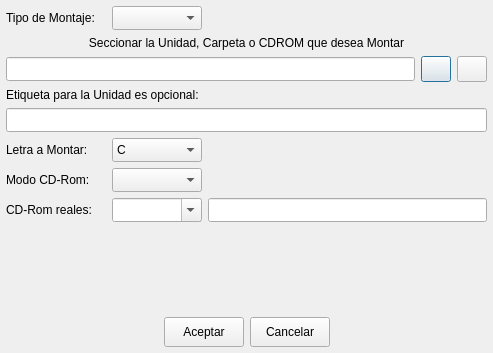
Before: the Qt Designer form ui/addedit_montajes.ui in Monthy/gr-lida, drawn with Qt 5.
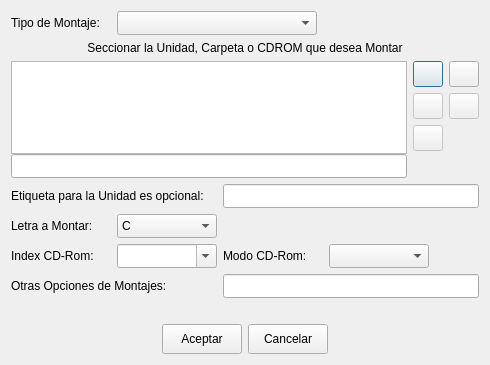
After: the same form once the commit is applied. Icons and pictures are not drawn.

Commit message: Actualizando y añadiendo los nuevos UI: - Nuevo: multimedia.ui donde reproducirá videos y música del juego. - Nuevo: addedit_dosbox.ui separando las distintas partes del addedit_juego.ui para hacerlo mas modular. - Nuevo: addedit_scummvm.ui separando las distintas partes del addedit_juego.ui para hacerlo mas modular. - Nuevo: ruleta.ui donde mostrara los discos o ruletas de protección del juego. - El resto actualiza pequeñas cosas como es el tamaño de la ventana, orden del index, o los layout.

The edit to the form file:
```diff
--- a/ui/addedit_montajes.ui
+++ b/ui/addedit_montajes.ui
@@ -5,8 +5,8 @@
    <rect>
     <x>0</x>
     <y>0</y>
-    <width>493</width>
-    <height>353</height>
+    <width>490</width>
+    <height>365</height>
    </rect>
   </property>
   <property name="windowTitle" >
@@ -16,12 +16,9 @@
    <iconset resource="../res/grlida.qrc" >
     <normaloff>:/img16/grlida.png</normaloff>:/img16/grlida.png</iconset>
   </property>
-  <layout class="QVBoxLayout" >
-   <property name="margin" >
-    <number>6</number>
-   </property>
+  <layout class="QVBoxLayout" name="verticalLayout_2" >
    <item>
-    <layout class="QHBoxLayout" >
+    <layout class="QHBoxLayout" name="hLayout_2" >
      <item>
       <widget class="QLabel" name="lb_Montaje_3" >
        <property name="minimumSize" >
@@ -39,14 +36,14 @@
       <widget class="QComboBox" name="cbxMontaje_type_drive" >
        <property name="minimumSize" >
         <size>
-         <width>90</width>
+         <width>200</width>
          <height>24</height>
         </size>
        </property>
       </widget>
      </item>
      <item>
-      <spacer>
+      <spacer name="hSpacer_3" >
        <property name="orientation" >
         <enum>Qt::Horizontal</enum>
        </property>
@@ -71,13 +68,22 @@
     </widget>
    </item>
    <item>
-    <layout class="QHBoxLayout" >
+    <layout class="QGridLayout" name="gridLayout_2" >
+     <item rowspan="4" row="0" column="0" >
+      <layout class="QVBoxLayout" name="verticalLayout" >
      <property name="spacing" >
-      <number>6</number>
-     </property>
-     <property name="margin" >
       <number>0</number>
      </property>
+       <item>
+        <widget class="QListWidget" name="lw_MultiIso" >
+         <property name="minimumSize" >
+          <size>
+           <width>0</width>
+           <height>70</height>
+          </size>
+         </property>
+        </widget>
+       </item>
      <item>
       <widget class="QLineEdit" name="txtMontaje_path" >
        <property name="minimumSize" >
@@ -89,6 +95,21 @@
       </widget>
      </item>
      <item>
+        <spacer name="verticalSpacer_2" >
+         <property name="orientation" >
+          <enum>Qt::Vertical</enum>
+         </property>
+         <property name="sizeHint" stdset="0" >
+          <size>
+           <width>20</width>
+           <height>10</height>
+          </size>
+         </property>
+        </spacer>
+       </item>
+      </layout>
+     </item>
+     <item row="0" column="1" >
       <widget class="QPushButton" name="btnDirFile" >
        <property name="minimumSize" >
         <size>
@@ -111,7 +132,7 @@
        </property>
       </widget>
      </item>
-     <item>
+     <item row="0" column="2" >
       <widget class="QPushButton" name="btnClearDirFile" >
        <property name="minimumSize" >
         <size>
@@ -134,16 +155,112 @@
        </property>
       </widget>
      </item>
+     <item row="1" column="1" >
+      <widget class="QPushButton" name="btnSubirIso" >
+       <property name="enabled" >
+        <bool>false</bool>
+       </property>
+       <property name="minimumSize" >
+        <size>
+         <width>30</width>
+         <height>26</height>
+        </size>
+       </property>
+       <property name="maximumSize" >
+        <size>
+         <width>30</width>
+         <height>26</height>
+        </size>
+       </property>
+       <property name="text" >
+        <string/>
+       </property>
+       <property name="icon" >
+        <iconset resource="../res/grlida.qrc" >
+         <normaloff>:/img16/go-up.png</normaloff>:/img16/go-up.png</iconset>
+       </property>
+      </widget>
+     </item>
+     <item row="1" column="2" >
+      <widget class="QPushButton" name="btnDeleteIso" >
+       <property name="enabled" >
+        <bool>false</bool>
+       </property>
+       <property name="minimumSize" >
+        <size>
+         <width>30</width>
+         <height>26</height>
+        </size>
+       </property>
+       <property name="maximumSize" >
+        <size>
+         <width>30</width>
+         <height>26</height>
+        </size>
+       </property>
+       <property name="text" >
+        <string/>
+       </property>
+       <property name="icon" >
+        <iconset resource="../res/grlida.qrc" >
+         <normaloff>:/img16/cancelar.png</normaloff>:/img16/cancelar.png</iconset>
+       </property>
+      </widget>
+     </item>
+     <item row="2" column="1" >
+      <widget class="QPushButton" name="btnBajarIso" >
+       <property name="enabled" >
+        <bool>false</bool>
+       </property>
+       <property name="minimumSize" >
+        <size>
+         <width>30</width>
+         <height>26</height>
+        </size>
+       </property>
+       <property name="maximumSize" >
+        <size>
+         <width>30</width>
+         <height>26</height>
+        </size>
+       </property>
+       <property name="text" >
+        <string/>
+       </property>
+       <property name="icon" >
+        <iconset resource="../res/grlida.qrc" >
+         <normaloff>:/img16/go-down.png</normaloff>:/img16/go-down.png</iconset>
+       </property>
+      </widget>
+     </item>
+     <item row="3" column="1" colspan="2" >
+      <spacer name="verticalSpacer" >
+       <property name="orientation" >
+        <enum>Qt::Vertical</enum>
+       </property>
+       <property name="sizeHint" stdset="0" >
+        <size>
+         <width>55</width>
+         <height>18</height>
+        </size>
+       </property>
+      </spacer>
+     </item>
     </layout>
    </item>
    <item>
+    <layout class="QGridLayout" name="gridLayout" >
+     <property name="spacing" >
+      <number>6</number>
+     </property>
+     <item row="0" column="0" colspan="2" >
     <widget class="QLabel" name="lb_Montaje_2" >
      <property name="text" >
       <string>Etiqueta para la Unidad es opcional:</string>
      </property>
     </widget>
    </item>
-   <item>
+     <item row="0" column="2" colspan="3" >
     <widget class="QLineEdit" name="txtMontaje_label" >
      <property name="minimumSize" >
       <size>
@@ -153,9 +270,7 @@
      </property>
     </widget>
    </item>
-   <item>
-    <layout class="QHBoxLayout" >
-     <item>
+     <item row="1" column="0" >
       <widget class="QLabel" name="lb_Montaje_4" >
        <property name="minimumSize" >
         <size>
@@ -168,11 +283,11 @@
        </property>
       </widget>
      </item>
-     <item>
+     <item row="1" column="1" >
       <widget class="QComboBox" name="cbxMontaje_letter" >
        <property name="minimumSize" >
         <size>
-         <width>90</width>
+         <width>100</width>
          <height>24</height>
         </size>
        </property>
@@ -306,30 +421,46 @@
        </item>
       </widget>
      </item>
-     <item>
-      <spacer>
+     <item row="1" column="2" colspan="3" >
+      <spacer name="hSpacer_5" >
        <property name="orientation" >
         <enum>Qt::Horizontal</enum>
        </property>
        <property name="sizeHint" stdset="0" >
         <size>
-         <width>40</width>
-         <height>20</height>
+         <width>298</width>
+         <height>21</height>
         </size>
        </property>
       </spacer>
      </item>
-    </layout>
-   </item>
-   <item>
-    <layout class="QHBoxLayout" >
-     <property name="spacing" >
-      <number>6</number>
-     </property>
-     <property name="margin" >
-      <number>0</number>
-     </property>
-     <item>
+     <item row="2" column="0" >
+      <widget class="QLabel" name="lb_Montaje_5" >
+       <property name="minimumSize" >
+        <size>
+         <width>100</width>
+         <height>0</height>
+        </size>
+       </property>
+       <property name="text" >
+        <string>Index CD-Rom:</string>
+       </property>
+      </widget>
+     </item>
+     <item row="2" column="1" >
+      <widget class="QComboBox" name="cbxMontaje_cdrom" >
+       <property name="minimumSize" >
+        <size>
+         <width>100</width>
+         <height>24</height>
+        </size>
+       </property>
+       <property name="editable" >
+        <bool>true</bool>
+       </property>
+      </widget>
+     </item>
+     <item row="2" column="2" >
       <widget class="QLabel" name="lb_Montaje_7" >
        <property name="minimumSize" >
         <size>
@@ -342,11 +473,11 @@
        </property>
       </widget>
      </item>
-     <item>
+     <item row="2" column="3" >
       <widget class="QComboBox" name="cbxMontaje_mode_cdrom" >
        <property name="minimumSize" >
         <size>
-         <width>90</width>
+         <width>100</width>
          <height>24</height>
         </size>
        </property>
@@ -355,31 +486,21 @@
        </property>
       </widget>
      </item>
-     <item>
-      <spacer>
+     <item row="2" column="4" >
+      <spacer name="hSpacer_4" >
        <property name="orientation" >
         <enum>Qt::Horizontal</enum>
        </property>
        <property name="sizeHint" stdset="0" >
         <size>
-         <width>40</width>
-         <height>20</height>
+         <width>82</width>
+         <height>21</height>
         </size>
        </property>
       </spacer>
      </item>
-    </layout>
-   </item>
-   <item>
-    <layout class="QHBoxLayout" >
-     <property name="spacing" >
-      <number>6</number>
-     </property>
-     <property name="margin" >
-      <number>0</number>
-     </property>
-     <item>
-      <widget class="QLabel" name="lb_Montaje_5" >
+     <item row="3" column="0" colspan="2" >
+      <widget class="QLabel" name="lb_Montaje_6" >
        <property name="minimumSize" >
         <size>
          <width>100</width>
@@ -387,24 +508,11 @@
         </size>
        </property>
        <property name="text" >
-        <string>CD-Rom reales:</string>
+        <string>Otras Opciones de Montajes:</string>
        </property>
       </widget>
      </item>
-     <item>
-      <widget class="QComboBox" name="cbxMontaje_cdrom" >
-       <property name="minimumSize" >
-        <size>
-         <width>90</width>
-         <height>24</height>
-        </size>
-       </property>
-       <property name="editable" >
-        <bool>true</bool>
-       </property>
-      </widget>
-     </item>
-     <item>
+     <item row="3" column="2" colspan="3" >
       <widget class="QLineEdit" name="txtMontaje_opt_mount" >
        <property name="minimumSize" >
         <size>
@@ -427,7 +535,7 @@
     </widget>
    </item>
    <item>
-    <spacer>
+    <spacer name="vSpacer_6" >
      <property name="orientation" >
       <enum>Qt::Vertical</enum>
      </property>
@@ -440,7 +548,7 @@
     </spacer>
    </item>
    <item>
-    <layout class="QHBoxLayout" >
+    <layout class="QHBoxLayout" name="hLayout_1" >
      <property name="spacing" >
       <number>6</number>
      </property>
@@ -448,7 +556,7 @@
       <number>0</number>
      </property>
      <item>
-      <spacer>
+      <spacer name="hSpacer_1" >
        <property name="orientation" >
         <enum>Qt::Horizontal</enum>
        </property>
@@ -495,7 +603,7 @@
       </widget>
      </item>
      <item>
-      <spacer>
+      <spacer name="hSpacer_2" >
        <property name="orientation" >
         <enum>Qt::Horizontal</enum>
        </property>
```
Left out of the diff: 32 changed lines with no effect on the pictures. Lines whose indentation alone changed are shown as unchanged. The commit also changes 19 other files.
